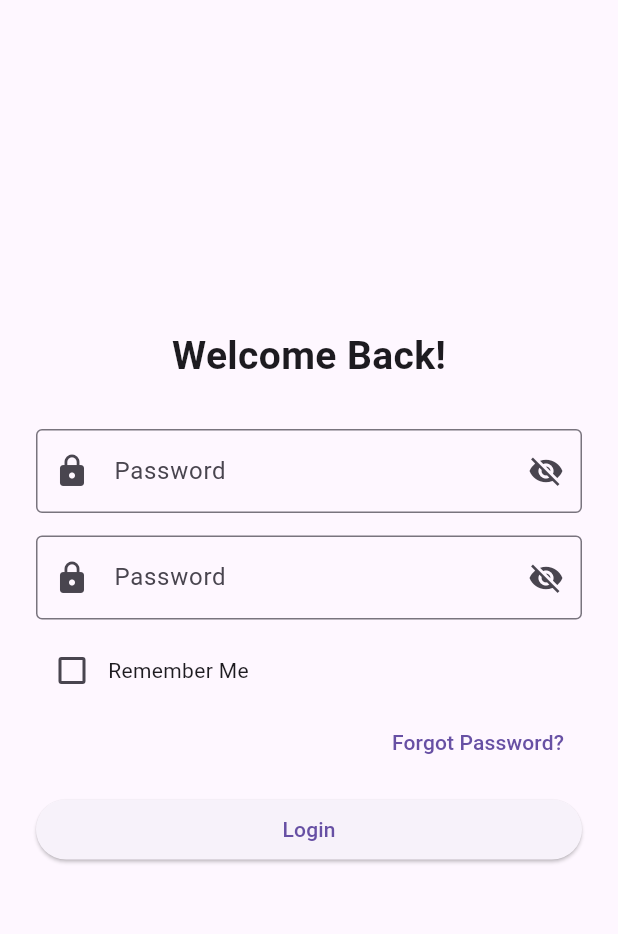
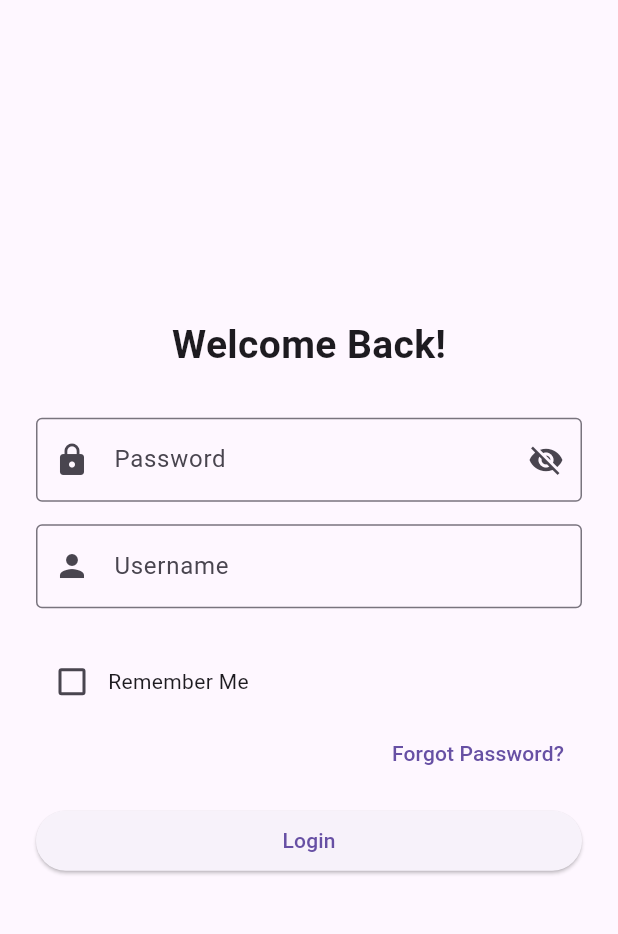
Before and after one commit to ansarishoaib1668-svg/Unique-social-app, a Flutter app: the screen it shows after launch, after a tap on "Login", on a phone screen of 412 x 824 dp, the part 63-997 px from its top. Run offline on Flutter 3.47's test engine with Material 3 defaults, Android fonts, the phone set to English and light mode, and no system bars.

Commit message:
Fix login username password fields

```diff
--- a/lib/main.dart
+++ b/lib/main.dart
@@ -144,25 +144,15 @@ final passwordController = TextEditingController();
             const SizedBox(height: 15),
 
             TextField(
-              obscureText: hidePassword,
-              decoration: InputDecoration(
-                labelText: "Password",
-                border: const OutlineInputBorder(),
-                prefixIcon: const Icon(Icons.lock),
-                suffixIcon: IconButton(
-                  icon: Icon(
-                    hidePassword
-                        ? Icons.visibility_off
-                        : Icons.visibility,
-                  ),
-                  onPressed: () {
-                    setState(() {
-                      hidePassword = !hidePassword;
-                    });
-                  },
-                ),
-              ),
-            ),
+  controller: usernameController,
+  decoration: const InputDecoration(
+    labelText: "Username",
+    border: OutlineInputBorder(),
+    prefixIcon: Icon(Icons.person),
+  ),
+),
+
+const SizedBox(height: 15),
 
             const SizedBox(height: 10),
 
@@ -295,3 +285,4 @@ class SignupPage extends StatelessWidget {
     );
   }
 }
+O
```
